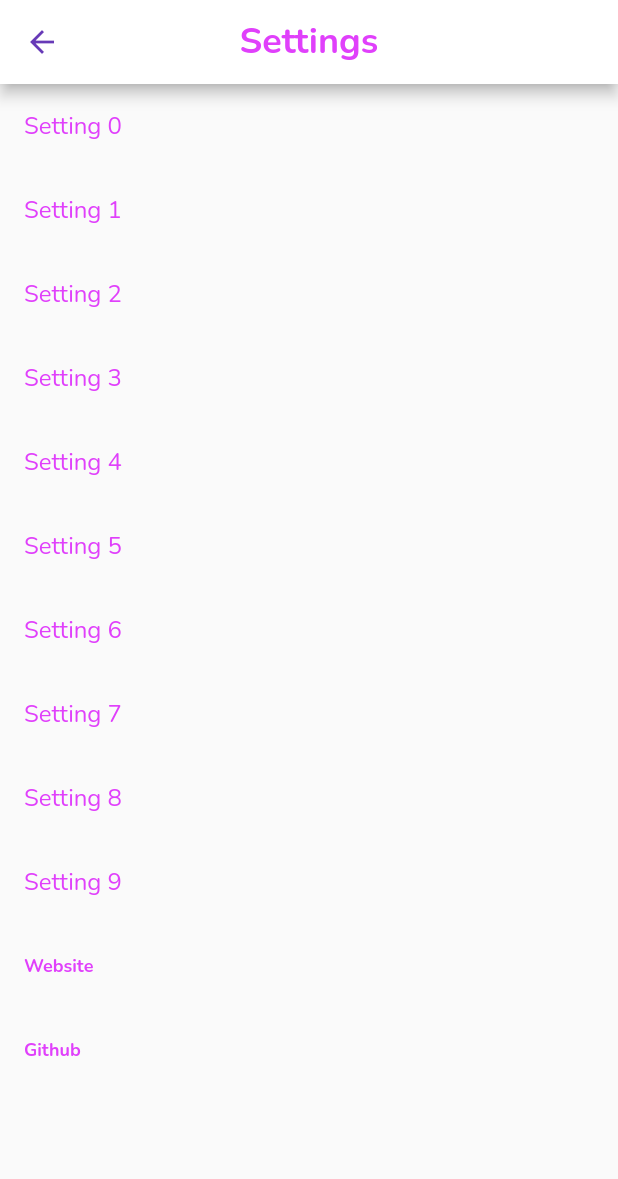
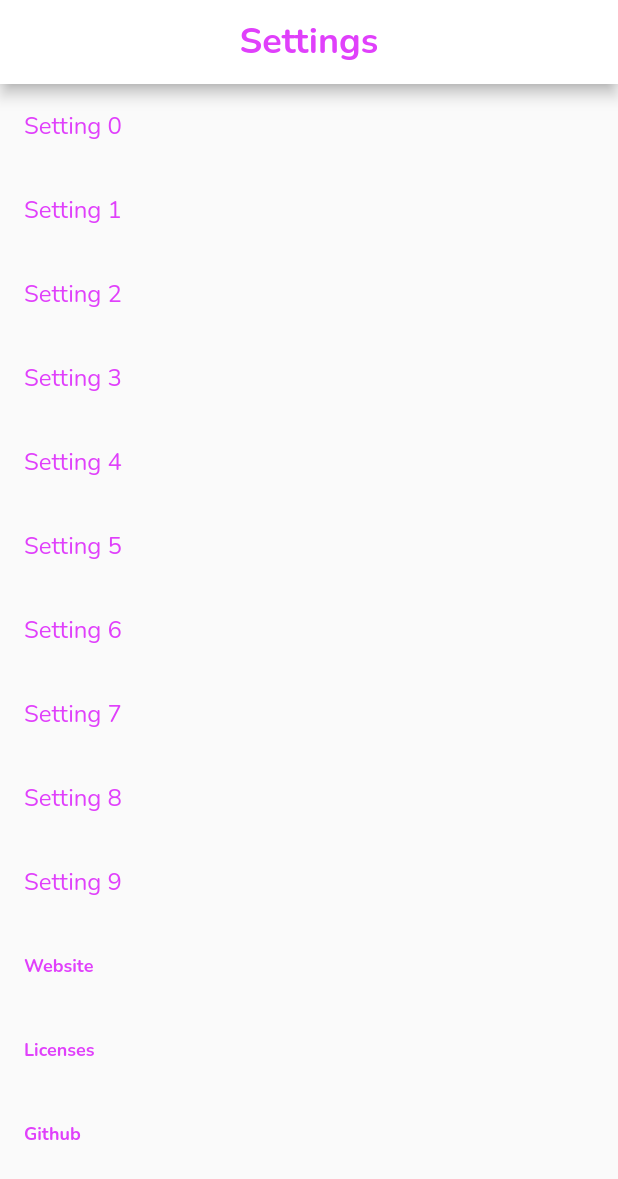
Before and after one commit to PullDating/FlutterApplication, a Flutter app: the SettingsPage screen opened by its route, on a phone screen of 412 x 824 dp. Shown: the top 1179 px of the screen. Run offline on Flutter 3.47's test engine with Material 2 defaults, Android fonts, the phone set to English and light mode, and no system bars; our stand-ins replace flutter_riverpod, freezed_annotation, go_router, google_fonts, hive, hive_flutter and 3 more; missing offline and left inert: swipable_stack; accounts and stored records are empty.

Commit message:
Implement a view for third-party open source licenses

```diff
--- a/pull_flutter/lib/views/home.dart
+++ b/pull_flutter/lib/views/home.dart
@@ -40,7 +40,7 @@ class _PullHomePageState extends ConsumerState<PullHomePage>
             tooltip: 'Settings',
             color: Colors.deepPurple,
             onPressed: () {
-              context.go('/settings');
+              context.push('/settings');
             },
           ),
         ],
--- a/pull_flutter/lib/views/settings.dart
+++ b/pull_flutter/lib/views/settings.dart
@@ -21,11 +21,7 @@ class _PullSettingsPageState extends ConsumerState<SettingsPage> {
   Widget build(BuildContext context) {
     return Scaffold(
         appBar: AppBar(
-            title: const Text('Settings'),
-            leading: IconButton(
-              icon: const Icon(Icons.arrow_back, color: Colors.deepPurple),
-              onPressed: () => Navigator.pop(context, false),
-            )),
+            title: const Text('Settings'),),
         body: Material(
           child: ListView(children: [
             for (var i = 0; i < 10; i++)
@@ -44,6 +40,20 @@ class _PullSettingsPageState extends ConsumerState<SettingsPage> {
               },
             ),
             ListTile(
+              title: Text('Licenses',
+                  style: GoogleFonts.nunito(
+                      fontWeight: FontWeight.bold,
+                      color: Colors.purpleAccent,
+                      fontSize: 12)),
+              onTap: () {
+                showLicensePage(
+                  context: context,
+                  applicationName: "Pull Dating",
+                  applicationIcon: const ImageIcon(AssetImage("assets/icons/PullLogo.png")),
+                );
+              },
+            ),
+            ListTile(
               title: Text('Github',
                   style: GoogleFonts.nunito(
                       fontWeight: FontWeight.bold,
--- a/pull_flutter/pubspec.yaml
+++ b/pull_flutter/pubspec.yaml
@@ -32,3 +32,4 @@ flutter:
   uses-material-design: true
   assets:
     - assets/images/
+    - assets/icons/
```
Also changed, not shown: pull_flutter/assets/icons/PullLogo.png (added).
